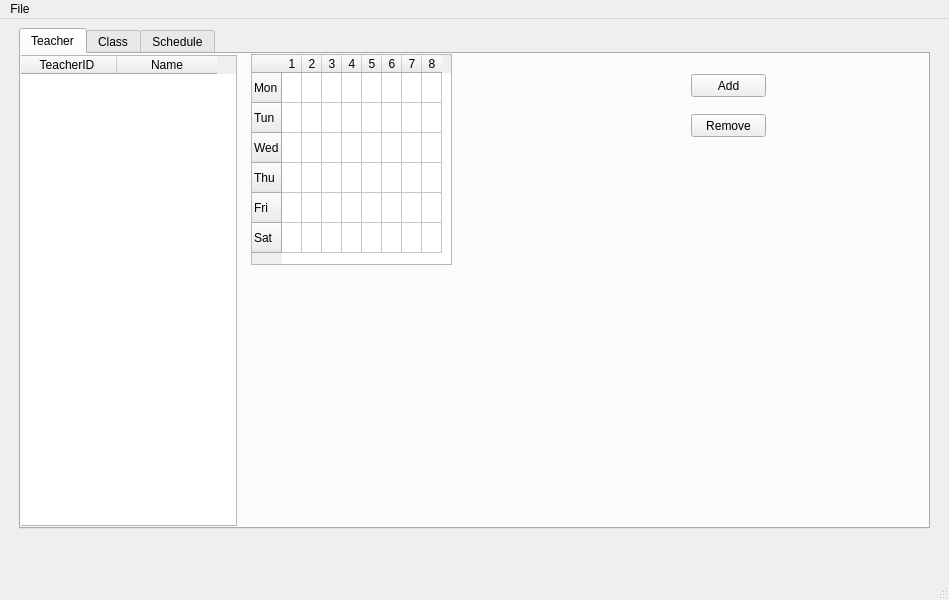
Old version of the form mainwindow.ui in the repository imhoiamcat/ScheduleMaker.
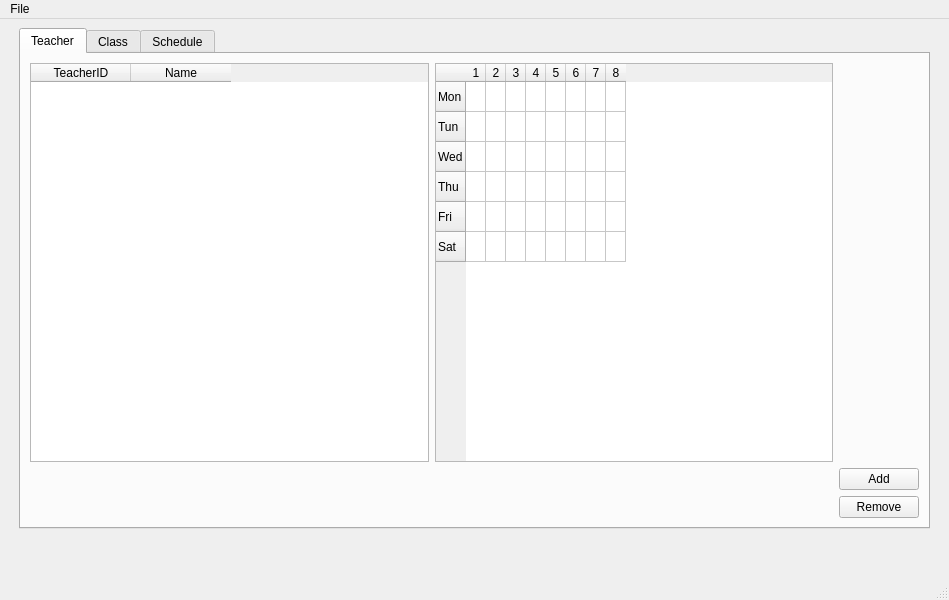
New version of the form. The open tabs and pages were chosen to show the change.

Patch:
```diff
--- a/mainwindow.ui
+++ b/mainwindow.ui
@@ -48,41 +48,25 @@
          <attribute name="title">
           <string>Teacher</string>
          </attribute>
-         <widget class="QPushButton" name="pushButton">
-          <property name="geometry">
-           <rect>
-            <x>670</x>
-            <y>20</y>
-            <width>75</width>
-            <height>23</height>
-           </rect>
-          </property>
-          <property name="text">
-           <string>Add</string>
-          </property>
-         </widget>
+         <layout class="QGridLayout" name="gridLayout_11">
+          <item row="2" column="2">
          <widget class="QPushButton" name="pushButton_2">
-          <property name="geometry">
-           <rect>
-            <x>670</x>
-            <y>60</y>
-            <width>75</width>
-            <height>23</height>
-           </rect>
-          </property>
           <property name="text">
            <string>Remove</string>
           </property>
          </widget>
+          </item>
+          <item row="1" column="2">
+           <widget class="QPushButton" name="pushButton">
+            <property name="text">
+             <string>Add</string>
+            </property>
+           </widget>
+          </item>
+          <item row="0" column="0">
+           <layout class="QHBoxLayout" name="horizontalLayout">
+            <item>
          <widget class="QTableWidget" name="teacherTableWidget">
-          <property name="geometry">
-           <rect>
-            <x>-5</x>
-            <y>1</y>
-            <width>221</width>
-            <height>471</height>
-           </rect>
-          </property>
           <property name="selectionMode">
            <enum>QAbstractItemView::SingleSelection</enum>
           </property>
@@ -106,15 +90,9 @@
            </property>
           </column>
          </widget>
+            </item>
+            <item>
          <widget class="QTableWidget" name="teacherTimeTableWidget">
-          <property name="geometry">
-           <rect>
-            <x>230</x>
-            <y>0</y>
-            <width>201</width>
-            <height>211</height>
-           </rect>
-          </property>
           <property name="maximumSize">
            <size>
             <width>401</width>
@@ -201,6 +179,26 @@
            </property>
           </column>
          </widget>
+            </item>
+           </layout>
+          </item>
+          <item row="1" column="0">
+           <spacer name="verticalSpacer_3">
+            <property name="orientation">
+             <enum>Qt::Vertical</enum>
+            </property>
+            <property name="sizeType">
+             <enum>QSizePolicy::Fixed</enum>
+            </property>
+            <property name="sizeHint" stdset="0">
+             <size>
+              <width>20</width>
+              <height>5</height>
+             </size>
+            </property>
+           </spacer>
+          </item>
+         </layout>
         </widget>
         <widget class="QWidget" name="Class">
          <attribute name="title">
@@ -491,8 +489,8 @@
            </widget>
           </item>
           <item row="0" column="3">
-           <layout class="QHBoxLayout" name="horizontalLayout">
-            <item>
+           <layout class="QGridLayout" name="gridLayout_13">
+            <item row="0" column="0">
              <widget class="QPushButton" name="generateButton">
               <property name="text">
                <string>Generate</string>
```
Left out of the diff: 84 changed lines with no effect on the pictures. Lines whose indentation alone changed are shown as unchanged.
